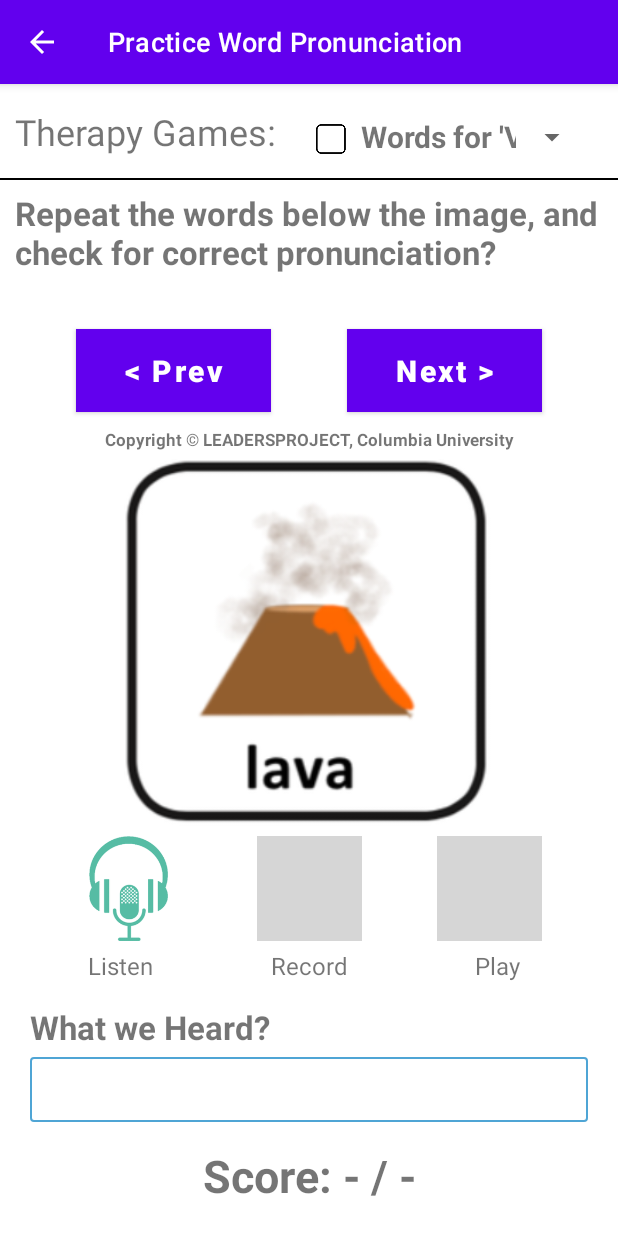
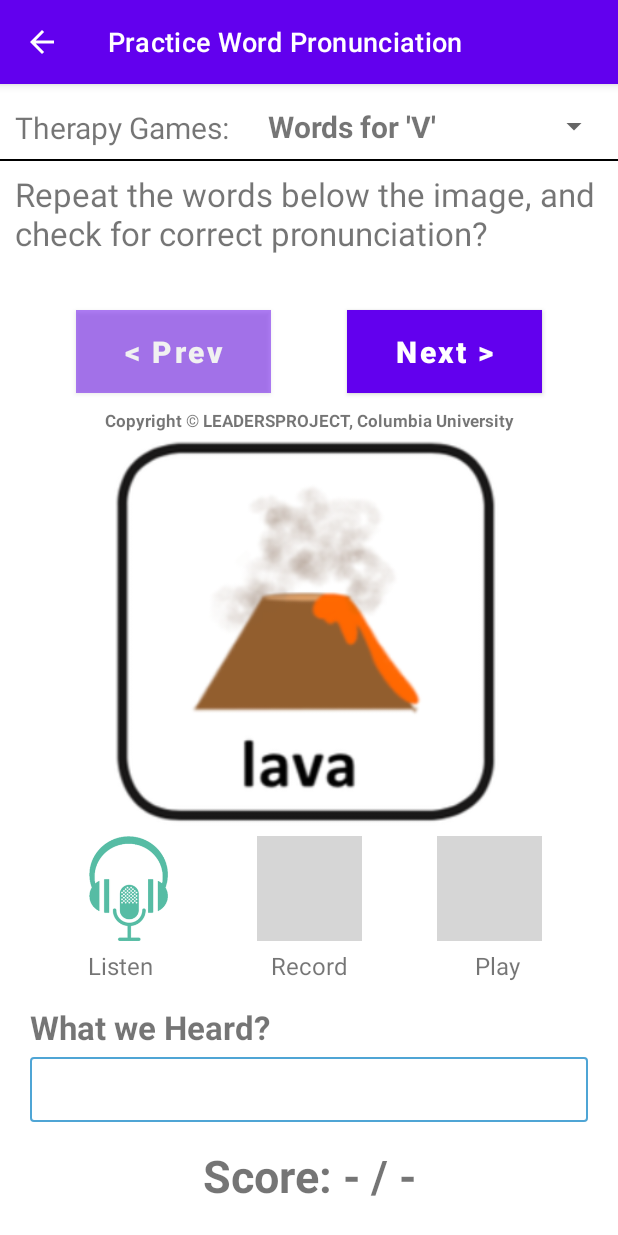
Before and after one commit to simonekarani/SpeechImprovAndroid, an Android app: the WordPracticeActivity screen opened directly, with no data from a screen before it, after a tap on an icon or button, on a phone screen of 412 x 824 dp. Run offline under Robolectric (Android 15) with nearby library versions, the phone set to English and light mode, and no system bars; 6 statements that could not run were skipped; grey boxes are pictures that could not be loaded.

Commit message:
activity log completion for speech word story

```diff
--- a/app/src/main/java/com/simonekarani/speechimprov/wordpractice/WordPracticeActivity.java
+++ b/app/src/main/java/com/simonekarani/speechimprov/wordpractice/WordPracticeActivity.java
@@ -11,14 +11,17 @@ package com.simonekarani.speechimprov.wordpractice;
 import android.Manifest;
 import android.content.Context;
 import android.content.Intent;
+import android.content.SharedPreferences;
 import android.content.pm.PackageManager;
 import android.media.MediaPlayer;
 import android.media.MediaRecorder;
 import android.os.Bundle;
 import android.os.Environment;
+import android.preference.PreferenceManager;
 import android.speech.RecognizerIntent;
 import android.speech.tts.TextToSpeech;
 import android.speech.tts.UtteranceProgressListener;
+import android.text.format.DateFormat;
 import android.util.Log;
 import android.view.Menu;
 import android.view.MenuItem;
@@ -35,11 +38,13 @@ import android.widget.Toast;
 import com.simonekarani.speechimprov.MainActivity;
 import com.simonekarani.speechimprov.R;
 import com.simonekarani.speechimprov.model.MainScreenDataModel;
+import com.simonekarani.speechimprov.report.SpeechActivityDBHelper;
 import com.simonekarani.speechimprov.storypractice.StoryPracticeActivity;
 
 import java.io.File;
 import java.io.IOException;
 import java.util.ArrayList;
+import java.util.Calendar;
 import java.util.HashMap;
 import java.util.HashSet;
 import java.util.Locale;
@@ -56,6 +61,9 @@ import androidx.recyclerview.widget.RecyclerView;
 public class WordPracticeActivity extends AppCompatActivity
         implements TextToSpeech.OnInitListener, AdapterView.OnItemSelectedListener {
 
+    private final static String KEY_WORD_SCROLLVIEW = "WordPracticeScroller";
+    private final static String KEY_WORD_LISTVIEW = "WordPracticeList";
+
     private static final int MAX_WORD_PRACTICE_COUNT = 7;
     final int REQUEST_PERMISSION_CODE = 1000;
     private final static int RECOGNIZER_RESULT = 1;
@@ -70,7 +78,7 @@ public class WordPracticeActivity extends AppCompatActivity
 
     private final String[] TherapyGames = {
             "Words for 'V'", "Words for 'TH'", "Words for 'SH'", "Words for 'M'", "Words for 'N'",
-            "Words for 'F'", "Words for 'CH'", "Words for 'T >> S'", "Words for 'NG >> K & G'"
+            "Words for 'F'", "Words for 'CH'", "Words for 'T S'", "Words for 'NG K G'"
     };
 
     private static RecyclerView.Adapter adapter;
@@ -86,6 +94,9 @@ public class WordPracticeActivity extends AppCompatActivity
     private ImageButton recordedBtnView = null;
     private ImageButton recordBtnView = null;
     private ImageButton playBtnView = null;
+    private TextView recordedText = null;
+    private TextView recText = null;
+    private TextView playText = null;
 
     private TextToSpeech textToSpeech;
     private MediaRecorder mediaRecorder;
@@ -98,9 +109,12 @@ public class WordPracticeActivity extends AppCompatActivity
     private int userResultCount = 0;
     private int currWordSetDataIdx = 0;
     private int currWordPracticeDataIdx = 0;
-    private int userSelectedOptIdx = 0;
+    private int userSelectedOptIdx = -1;
     private WordPracticeDataModel currPracticeData = null;
     private String recWordPath = null;
+    private SpeechActivityDBHelper mydb ;
+    private long activityStartTimeMs = 0;
+    private long activityEndTimeMs = 0;
 
     @Override
     protected void onCreate(Bundle savedInstanceState) {
@@ -108,6 +122,7 @@ public class WordPracticeActivity extends AppCompatActivity
         setContentView(R.layout.activity_word_practice);
         setTitle("Practice Word Pronunciation");
         getSupportActionBar().setDisplayHomeAsUpEnabled(true);
+        mydb = new SpeechActivityDBHelper(this);
 
         currWordSetDataIdx = 0;
         currWordPracticeDataIdx = 0;
@@ -119,11 +134,15 @@ public class WordPracticeActivity extends AppCompatActivity
         }
         wordPracticeDataList = Index2GameData.get(0);
 
+        SharedPreferences sharedPreferences = PreferenceManager.getDefaultSharedPreferences(getApplicationContext());
+        String menuItem = sharedPreferences.getString(KEY_WORD_SCROLLVIEW, "Words for 'V'");
+
         Spinner mySpinner = (Spinner)findViewById(R.id.word_spinner);
         ArrayAdapter<String> adapter = new ArrayAdapter<String>(this,
                 R.layout.row, R.id.row_text, TherapyGames);
         mySpinner.setAdapter(adapter);
         mySpinner.setOnItemSelectedListener(this);
+        mySpinner.setSelection( adapter.getPosition(menuItem) );
 
         instrTextView = (TextView) findViewById(R.id.instrText);
         prevImageView = (Button) findViewById(R.id.prevImage);
@@ -132,6 +151,9 @@ public class WordPracticeActivity extends AppCompatActivity
         recordedBtnView = (ImageButton) findViewById(R.id.recordedBtn);
         recordBtnView = (ImageButton) findViewById(R.id.recBtn);
         playBtnView   = (ImageButton) findViewById(R.id.playBtn);
+        recordedText = (TextView) findViewById(R.id.recordedText);
+        recText = (TextView) findViewById(R.id.recText);
+        playText = (TextView) findViewById(R.id.playText);
 
         myOnClickListener = (View.OnClickListener) new MyOnClickListener(this);
         prevImageView.setOnClickListener(myOnClickListener);
@@ -152,17 +174,13 @@ public class WordPracticeActivity extends AppCompatActivity
     @Override
     protected void onRestart() {
         super.onRestart();
+        updateWordImprovView();
+    }
 
-        if (userResultCount < MAX_WORD_PRACTICE_COUNT) {
-            updateWordImprovView();
-        }
-        else {
-            /*Intent intent = new Intent(this, MDilemmaResultActivity.class);
-            Bundle resultBundle = new Bundle();
-            resultBundle.putParcelableArrayList("dilemmaResult", mDilemmaResultList);
-            intent.putExtras(resultBundle);
-            startActivity(intent);*/
-        }
+    @Override
+    public void onBackPressed() {
+        Toast.makeText(getApplicationContext(),"Thanks for using application!!",Toast.LENGTH_LONG).show();
+        super.onBackPressed();
     }
 
     private void updateWordImprovView() {
@@ -170,8 +188,16 @@ public class WordPracticeActivity extends AppCompatActivity
         recordedBtnView.setImageResource(R.drawable.recorded);
         recordBtnView.setImageResource(R.drawable.rec);
         playBtnView.setImageResource(R.drawable.play);
-        currPracticeData = wordPracticeDataList[currWordPracticeDataIdx];
+
+        SharedPreferences sharedPreferences = PreferenceManager.getDefaultSharedPreferences(getApplicationContext());
+        int wordIdx = sharedPreferences.getInt(KEY_WORD_LISTVIEW, 0);
+        currPracticeData = wordPracticeDataList[wordIdx];
         wordImageView.setImageResource(currPracticeData.id_);
+        activityStartTimeMs = System.currentTimeMillis();
+
+        if (wordIdx == 0) {
+            prevImageView.setAlpha(0.5f);
+        }
     }
 
     @Override
@@ -196,8 +222,6 @@ public class WordPracticeActivity extends AppCompatActivity
                         @Override
                         public void run() {
                             recordedBtnView.setImageResource(R.drawable.recorded);
-                            recordBtnView.setEnabled(true);
-                            playBtnView.setEnabled(true);
                         }
                     });
                 }
@@ -221,36 +245,51 @@ public class WordPracticeActivity extends AppCompatActivity
         @Override
         public void onClick(View v) {
             if (v.getId() == R.id.prevImage) {
-                userSelectedOptIdx = 0;
-
-                onRestart();
+                if (currWordPracticeDataIdx > 0) {
+                    currWordPracticeDataIdx--;
+                    currWordPracticeDataIdx = currWordPracticeDataIdx % wordPracticeDataList.length;
+                    currPracticeData = wordPracticeDataList[currWordPracticeDataIdx];
+                    wordImageView.setImageResource(currPracticeData.id_);
+                    nextImageView.setAlpha(1.0f);
+                }
+                if (currWordPracticeDataIdx == 0) {
+                    prevImageView.setAlpha(0.5f);
+                }
+                updatePreferenceWordListSetting(currWordPracticeDataIdx);
             }
             else if (v.getId() == R.id.nextImage) {
-                userSelectedOptIdx = 1;
-                do {
-                    currWordPracticeDataIdx = (int)(wordPracticeDataList.length * Math.random());
-                } while (wordPracticeDataSet.contains(currWordPracticeDataIdx));
-                wordPracticeDataSet.add(currWordPracticeDataIdx);
-                wordPracticeDataArray.add(currWordPracticeDataIdx);
-                currPracticeData = wordPracticeDataList[currWordPracticeDataIdx];
-
-                onRestart();
+                if (currWordPracticeDataIdx < wordPracticeDataList.length-1) {
+                    currWordPracticeDataIdx++;
+                    currWordPracticeDataIdx = currWordPracticeDataIdx % wordPracticeDataList.length;
+                    currPracticeData = wordPracticeDataList[currWordPracticeDataIdx];
+                    wordImageView.setImageResource(currPracticeData.id_);
+                    prevImageView.setAlpha(1.0f);
+                }
+                if (currWordPracticeDataIdx == wordPracticeDataList.length-1) {
+                    nextImageView.setAlpha(0.5f);
+                }
+                updatePreferenceWordListSetting(currWordPracticeDataIdx);
             }
             else if (v.getId() == R.id.recordedBtn) {
-                userSelectedOptIdx = 2;
-                recordedBtnView.setImageResource(R.drawable.recorded_play);
-                recordBtnView.setEnabled(false);
-                playBtnView.setEnabled(false);
-                int speech = textToSpeech.speak(currPracticeData.word, TextToSpeech.QUEUE_FLUSH, null, "");
+                if (userSelectedOptIdx == -1) {
+                    userSelectedOptIdx = 2;
+                    recordedBtnView.setImageResource(R.drawable.recorded_play);
+                    recordedText.setText("Reading");
+
+                    int speech = textToSpeech.speak(currPracticeData.word, TextToSpeech.QUEUE_FLUSH, null, "");
+                    textToSpeech.playSilentUtterance(1000, TextToSpeech.QUEUE_ADD, null);
+                }
             }
             else if (v.getId() == R.id.recBtn) {
                 if (userSelectedOptIdx == 4) {
                     userSelectedOptIdx = 5;
                     stopWordRecording();
                     recordBtnView.setImageResource(R.drawable.rec);
+                    recText.setText("Record");
                 } else {
                     userSelectedOptIdx = 4;
                     recordBtnView.setImageResource(R.drawable.rec_progress);
+                    recText.setText("Recording");
                     if (checkPermissionFromDevice()) {
                         startWordRecording();
                     } else {
@@ -261,11 +300,13 @@ public class WordPracticeActivity extends AppCompatActivity
             else if (v.getId() == R.id.playBtn){
                 if (userSelectedOptIdx == 6) {
                     playBtnView.setImageResource(R.drawable.play);
+                    playText.setText("Play");
                     stopWordPlay();
                     userSelectedOptIdx = -1;
                 } else {
                     userSelectedOptIdx = 6;
                     playBtnView.setImageResource(R.drawable.pause);
+                    playText.setText("In-Play");
                     startWordPlay();
                 }
             }
@@ -274,9 +315,8 @@ public class WordPracticeActivity extends AppCompatActivity
 
     @Override
     public boolean onCreateOptionsMenu(Menu menu) {
-        /*super.onCreateOptionsMenu(menu);
+        super.onCreateOptionsMenu(menu);
         getMenuInflater().inflate(R.menu.menu_main, menu);
-        */
         return true;
     }
 
@@ -307,9 +347,6 @@ public class WordPracticeActivity extends AppCompatActivity
             } catch (IOException e) {
                 e.printStackTrace();
             }
-
-            playBtnView.setEnabled(false);
-            recordedBtnView.setEnabled(false);
         }
     }
 
@@ -319,33 +356,34 @@ public class WordPracticeActivity extends AppCompatActivity
         } catch (IllegalStateException e) {
             e.printStackTrace();
         }
-        playBtnView.setEnabled(true);
-        recordedBtnView.setEnabled(true);
         userSelectedOptIdx = -1;
     }
 
     private void startWordPlay() {
         mediaPlayer = new MediaPlayer();
-        recordedBtnView.setEnabled(false);
-        recordBtnView.setEnabled(false);
-
-        Log.i("** Play Word Speech", recWordPath);
         try {
             mediaPlayer.setDataSource(recWordPath);
             mediaPlayer.prepare();
         } catch (IOException e) {
             e.printStackTrace();
         }
+        mediaPlayer.setOnCompletionListener(new MediaPlayer.OnCompletionListener() {
+            @Override
+            public void onCompletion(MediaPlayer mp) {
+                playBtnView.setImageResource(R.drawable.play);
+                playText.setText("Play");
+                userSelectedOptIdx = -1;
+            }
+        });
         mediaPlayer.start();
     }
 
     private void stopWordPlay() {
-        recordedBtnView.setEnabled(true);
-        recordBtnView.setEnabled(true);
         if (mediaPlayer != null) {
             mediaPlayer.stop();
             mediaPlayer.release();
         }
+        userSelectedOptIdx = -1;
     }
 
     private void setupMediaRecorder() {
@@ -365,8 +403,11 @@ public class WordPracticeActivity extends AppCompatActivity
 
     public void onItemSelected(AdapterView<?> parent, View view,
                                int pos, long id) {
-        // An item was selected. You can retrieve the selected item using
-        // parent.getItemAtPosition(pos)
+        wordPracticeDataList =  Index2GameData.get(pos);
+        currWordPracticeDataIdx = 0;
+
+        updatePreferenceSetting(pos);
+        updateWordImprovView();
     }
 
     public void onNothingSelected(AdapterView<?> parent) {
@@ -398,6 +439,29 @@ public class WordPracticeActivity extends AppCompatActivity
         }
     }
 
+    private void updateWordReportLog() {
+        activityEndTimeMs = System.currentTimeMillis();
+        long durationMs = activityEndTimeMs - activityStartTimeMs;
+        mydb.updateSpeechActivity(getCurrDate(), "Word", durationMs);
+    }
+
+    private void updatePreferenceSetting(int selectedIdx) {
+        SharedPreferences sharedPreferences = PreferenceManager.getDefaultSharedPreferences(getApplicationContext());
+        SharedPreferences.Editor edit = sharedPreferences.edit();
+
+        String selectedItem = TherapyGames[selectedIdx];
+        edit.putString(KEY_WORD_SCROLLVIEW, selectedItem);
+        edit.commit();
+    }
+
+    private void updatePreferenceWordListSetting(int selectedIdx) {
+        SharedPreferences sharedPreferences = PreferenceManager.getDefaultSharedPreferences(getApplicationContext());
+        SharedPreferences.Editor edit = sharedPreferences.edit();
+
+        edit.putInt(KEY_WORD_LISTVIEW, selectedIdx);
+        edit.commit();
+    }
+
     private boolean checkPermissionFromDevice() {
         int write_external_storage_result = ContextCompat.checkSelfPermission(this, Manifest.permission.WRITE_EXTERNAL_STORAGE);
         int record_audio_results = ContextCompat.checkSelfPermission(this, Manifest.permission.RECORD_AUDIO);
@@ -411,4 +475,11 @@ public class WordPracticeActivity extends AppCompatActivity
             return 0;
         return words.split("\\s+").length;
     }
+
+    private String getCurrDate() {
+        Calendar cal = Calendar.getInstance(Locale.ENGLISH);
+        cal.setTimeInMillis(System.currentTimeMillis());
+        String date = DateFormat.format("MM-dd-yyyy", cal).toString();
+        return date;
+    }
 }
--- a/app/src/main/res/layout/activity_word_practice.xml
+++ b/app/src/main/res/layout/activity_word_practice.xml
@@ -118,10 +118,12 @@
     <Spinner
         android:id="@+id/word_spinner"
         android:layout_width="0dp"
-        android:layout_height="40dp"
-        android:layout_marginStart="20dp"
-        android:layout_marginTop="15dp"
-        android:layout_marginEnd="20dp"
+        android:layout_height="wrap_content"
+        android:layout_marginStart="5dp"
+        android:layout_marginTop="12dp"
+        android:layout_marginEnd="5dp"
+        android:layout_marginBottom="5dp"
+        app:layout_constraintBottom_toTopOf="@+id/separator"
         app:layout_constraintEnd_toEndOf="parent"
         app:layout_constraintStart_toEndOf="@+id/spinnerTitle"
         app:layout_constraintTop_toTopOf="parent" />
@@ -129,13 +131,15 @@
     <TextView
         android:id="@+id/spinnerTitle"
         android:layout_width="wrap_content"
-        android:layout_height="40dp"
+        android:layout_height="wrap_content"
         android:layout_marginStart="10dp"
         android:layout_marginTop="15dp"
+        android:layout_marginEnd="5dp"
         android:layout_marginBottom="5dp"
         android:text="Therapy Games: "
-        android:textSize="24dp"
+        android:textSize="20dp"
         app:layout_constraintBottom_toTopOf="@+id/separator"
+        app:layout_constraintEnd_toStartOf="@+id/word_spinner"
         app:layout_constraintStart_toStartOf="parent"
         app:layout_constraintTop_toTopOf="parent" />
 
@@ -150,7 +154,7 @@
         android:gravity="left"
         android:text="Repeat the words below the image, and check for correct pronunciation?"
         android:textSize="22dp"
-        android:textStyle="bold"
+        android:textStyle="normal"
         app:layout_constraintBottom_toTopOf="@+id/prevImage"
         app:layout_constraintEnd_toEndOf="parent"
         app:layout_constraintStart_toStartOf="parent"
--- a/app/src/main/res/layout/row.xml
+++ b/app/src/main/res/layout/row.xml
@@ -6,16 +6,9 @@
     android:layout_marginBottom="10dp"
     android:orientation="horizontal">
 
-    <ImageView
-        android:id="@+id/row_icon"
-        android:layout_width="20dp"
-        android:layout_height="20dp"
-        android:layout_marginTop="5dp"
-        android:src="@drawable/unchecked" />
-
     <TextView
         android:id="@+id/row_text"
-        android:layout_width="240dp"
+        android:layout_width="wrap_content"
         android:layout_height="wrap_content"
         android:layout_marginLeft="10dp"
         android:textSize="20dp"
```
Also changed, not shown: app/src/main/java/com/simonekarani/speechimprov/report/SpeechActivityDBHelper.java (added, +147 -0 lines), app/src/main/java/com/simonekarani/speechimprov/report/SpeechImprovReportActivity.java (+30 -20 lines), app/src/main/java/com/simonekarani/speechimprov/report/SpeechReportDataModel.java (+28 -2 lines), app/src/main/java/com/simonekarani/speechimprov/speechpractice/SpeechPracticeActivity.java (+29 -16 lines), app/src/main/java/com/simonekarani/speechimprov/storypractice/StoryPracticeActivity.java (+28 -0 lines), app/src/main/res/layout/report_row.xml (+7 -5 lines).
